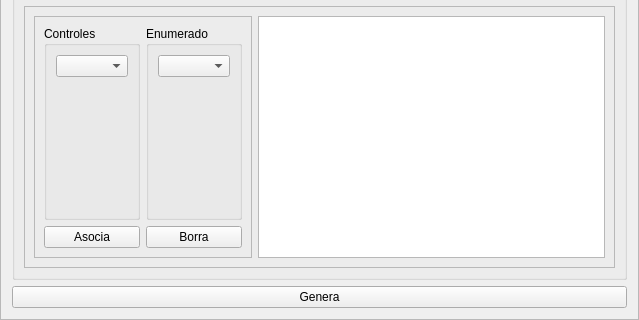
Before: the Qt Designer form src/gui/GeneratorPanel.ui in jbarceloperez/generadores, drawn with Qt 5; both pictures show x 0 to 639 and y 200 to 520 of the 639 by 520 pixel window.
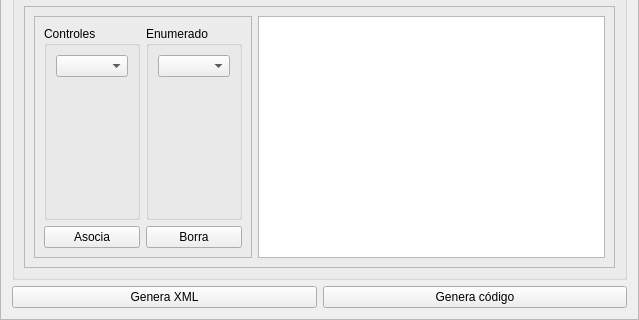
After: the same form once the commit is applied.

Commit message: genera el XML de entrada

What changed in the file:
```diff
--- a/src/gui/GeneratorPanel.ui
+++ b/src/gui/GeneratorPanel.ui
@@ -216,11 +216,22 @@
     </widget>
    </item>
    <item>
+    <layout class="QHBoxLayout" name="horizontalLayout_4">
+     <item>
+      <widget class="QPushButton" name="pbXml">
+       <property name="text">
+        <string>Genera XML</string>
+       </property>
+      </widget>
+     </item>
+     <item>
     <widget class="QPushButton" name="pbGenerate">
      <property name="text">
-      <string>Genera</string>
-     </property>
-    </widget>
+        <string>Genera código</string>
+       </property>
+      </widget>
+     </item>
+    </layout>
    </item>
   </layout>
  </widget>
```
Lines whose indentation alone changed are shown as unchanged. The commit also changes 14 other files.
